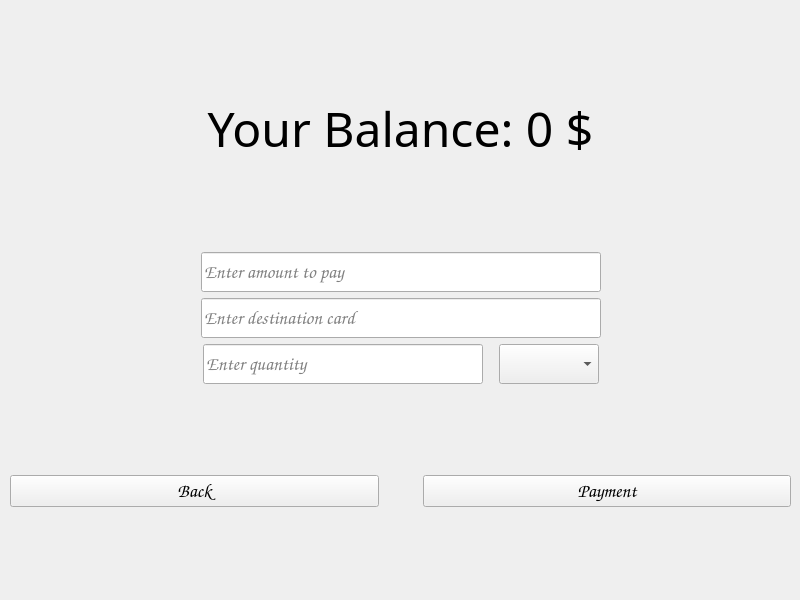
This is frontend/menus/NewPaymentMenu/newpaymentmenu.ui in grytsiuko/QuadroBank as Qt 5 draws it before an edit. The edited form follows.
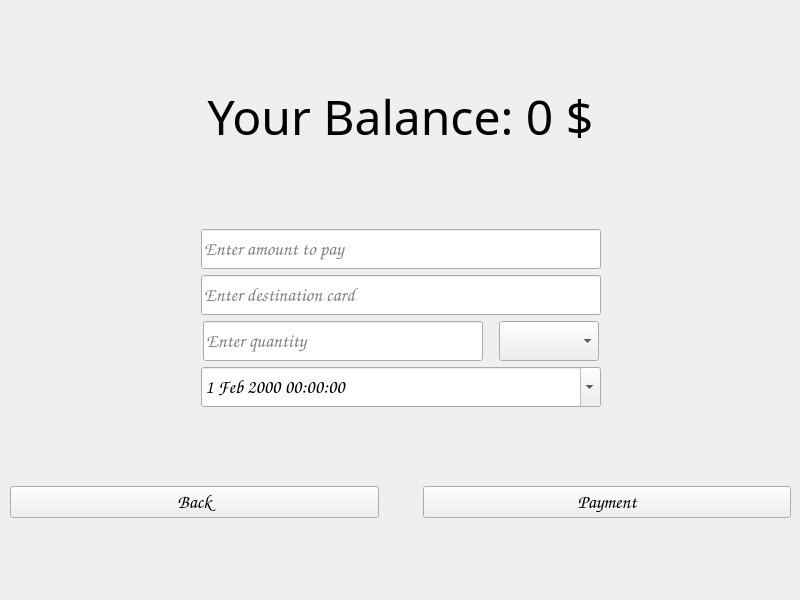
This is the edited form.

Commit message: added start date to regular payment

Diff of the .ui file:
```diff
--- a/frontend/menus/NewPaymentMenu/newpaymentmenu.ui
+++ b/frontend/menus/NewPaymentMenu/newpaymentmenu.ui
@@ -293,6 +293,56 @@
       </item>
      </layout>
     </item>
+    <item>
+     <layout class="QHBoxLayout" name="DateInput">
+      <item>
+       <spacer name="horizontalSpacer_9">
+        <property name="orientation">
+         <enum>Qt::Horizontal</enum>
+        </property>
+        <property name="sizeHint" stdset="0">
+         <size>
+          <width>40</width>
+          <height>20</height>
+         </size>
+        </property>
+       </spacer>
+      </item>
+      <item>
+       <widget class="QDateTimeEdit" name="dateTimeEdit">
+        <property name="minimumSize">
+         <size>
+          <width>400</width>
+          <height>40</height>
+         </size>
+        </property>
+        <property name="date">
+         <date>
+          <year>2000</year>
+          <month>2</month>
+          <day>1</day>
+         </date>
+        </property>
+        <property name="calendarPopup">
+         <bool>true</bool>
+        </property>
+       </widget>
+      </item>
+      <item>
+       <spacer name="horizontalSpacer_10">
+        <property name="orientation">
+         <enum>Qt::Horizontal</enum>
+        </property>
+        <property name="sizeHint" stdset="0">
+         <size>
+          <width>40</width>
+          <height>20</height>
+         </size>
+        </property>
+       </spacer>
+      </item>
+     </layout>
+    </item>
     <item>
      <spacer name="verticalSpacer">
       <property name="orientation">
```
The commit also changes 3 other files.
